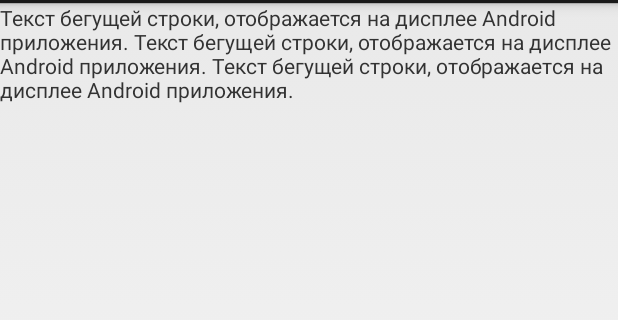
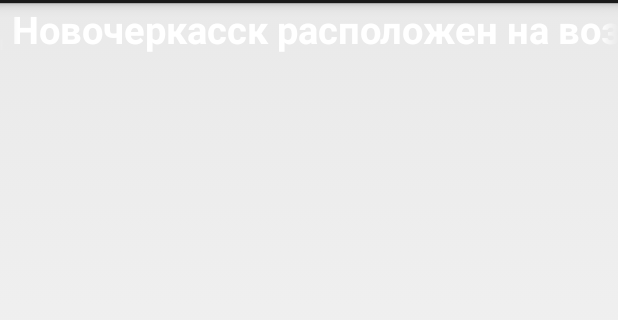
Before and after one commit to Barbanyaga/android_display_repository, an Android app: the fragment CreepingTextFragment shown on its own in the app's theme, on a phone screen of 412 x 824 dp, the part 69-389 px from its top. Run offline under Robolectric (Android 15) with nearby library versions, the phone set to English and light mode, and no system bars.

Commit message:
Видео

```diff
--- a/app/src/main/AndroidManifest.xml
+++ b/app/src/main/AndroidManifest.xml
@@ -1,6 +1,8 @@
 <?xml version="1.0" encoding="utf-8"?>
 <manifest xmlns:android="http://schemas.android.com/apk/res/android"
     package="com.barbanyaga.androiddisplay">
+
+    <uses-permission android:name="android.permission.INTERNET" />
 
     <application
         android:allowBackup="true"
--- a/app/src/main/java/com/barbanyaga/androiddisplay/Views/CreepingTextFragment.java
+++ b/app/src/main/java/com/barbanyaga/androiddisplay/Views/CreepingTextFragment.java
@@ -7,6 +7,7 @@ import android.app.Fragment;
 import android.view.LayoutInflater;
 import android.view.View;
 import android.view.ViewGroup;
+import android.widget.TextView;
 
 import com.barbanyaga.androiddisplay.R;
 
@@ -20,10 +21,18 @@ import com.barbanyaga.androiddisplay.R;
  * create an instance of this fragment.
  */
 public class CreepingTextFragment extends Fragment {
+
+    private String text = "Город Новочеркасск расположен на возвышенности, окружённой поймами степной реки Аксай и впадающей в неё реки Тузлов. В основании возвышенности лежат песчаники, сланцы, плотный известняк — ракушечник, в который на протяжении сотен лет попадала вода, образуя подземные скрытые пустоты.Река Тузлов разделяет город на две части. Восточнее расположен район посёлка Донской. Территория Новочеркасска граничит с Октябрьским и Аксайским сельскими районами.Преимуществом географического положения города является близость к крупнейшим промышленным и торговым центрам региона: Ростова-на-Дону расположен в 40 км, Шахты — в 36 км, Аксай — в 30 км, Новошахтинск — в 47 км, Батайск — в 53 км.Общая площадь городских земель составляет 13412,1 га.";
+
     @Override
     public View onCreateView(LayoutInflater inflater, ViewGroup container,
                              Bundle savedInstanceState) {
-        // Inflate the layout for this fragment
-        return inflater.inflate(R.layout.fragment_creeping_text, container, false);
+        View view = inflater.inflate(R.layout.fragment_creeping_text, container, false);
+
+        TextView textView = (TextView) view.findViewById(R.id.creeping_text_view);
+        textView.setText(text);
+        textView.setSelected(true);
+
+        return view;
     }
 }
--- a/app/src/main/res/layout/fragment_creeping_text.xml
+++ b/app/src/main/res/layout/fragment_creeping_text.xml
@@ -1,10 +1,23 @@
 <FrameLayout xmlns:android="http://schemas.android.com/apk/res/android"
-    xmlns:tools="http://schemas.android.com/tools" android:layout_width="match_parent"
+    xmlns:tools="http://schemas.android.com/tools"
+    android:layout_width="match_parent"
     android:layout_height="match_parent"
     tools:context="com.barbanyaga.androiddisplay.Views.CreepingTextFragment">
 
     <!-- TODO: Update blank fragment layout -->
-    <TextView android:layout_width="match_parent" android:layout_height="match_parent"
-        android:text="@string/hello_blank_fragment" />
+    <TextView
+        android:id="@+id/creeping_text_view"
+        android:textSize="25sp"
+        android:textStyle="bold"
+        android:textColor="@android:color/white"
+        android:layout_width="match_parent"
+        android:layout_height="match_parent"
+        android:text="@string/hello_blank_fragment"
+        android:singleLine="true"
+        android:ellipsize="marquee"
+        android:marqueeRepeatLimit="marquee_forever"
+        android:focusable="false"
+        android:scrollHorizontally="true"
+        />
 
 </FrameLayout>
--- a/app/src/main/res/values/strings.xml
+++ b/app/src/main/res/values/strings.xml
@@ -7,5 +7,6 @@
     <string name="hello_blank_fragment">Текст бегущей строки, отображается на дисплее Android приложения.
         Текст бегущей строки, отображается на дисплее Android приложения.
         Текст бегущей строки, отображается на дисплее Android приложения. </string>
+    <string name="error_play">Ошибка открытия файла</string>
 
 </resources>
```
Also changed, not shown: app/src/main/java/com/barbanyaga/androiddisplay/Views/HtmlTextFragment.java (+10 -2 lines), app/src/main/java/com/barbanyaga/androiddisplay/Views/VideoFragment.java (added, +97 -0 lines), app/src/main/res/layout/activity_main_display.xml (+22 -6 lines), app/src/main/res/layout/fragment_video.xml (added, +24 -0 lines), 6 other files.
